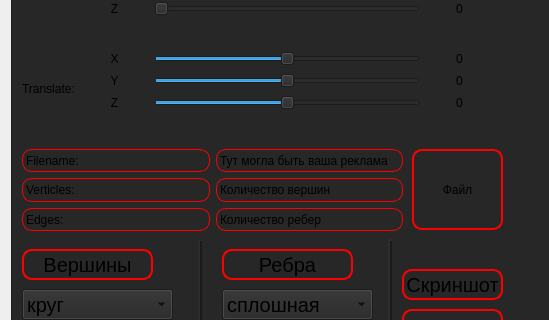
Above: src/ui/viewer_view.ui from Dorthava/CPP4_3DViewer_v2.0-2 before the change; both pictures show x 0 to 549 and y 223 to 543 of the 1290 by 752 pixel window. Below: the same form after it.
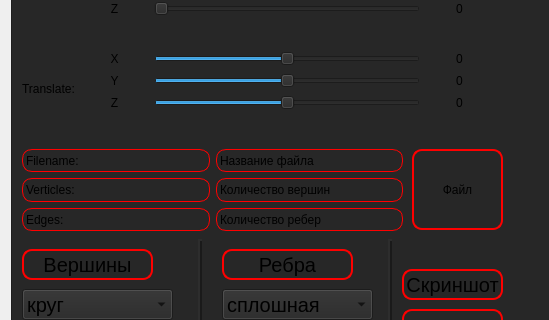
That is the form after the change.

Diff of the .ui file:
```diff
--- a/src/ui/viewer_view.ui
+++ b/src/ui/viewer_view.ui
@@ -246,7 +246,7 @@
     border-radius: 10px;   /* Круглые углы */</string>
             </property>
             <property name="text">
-             <string>Тут могла быть ваша реклама</string>
+             <string>Название файла</string>
             </property>
            </widget>
           </item>
```
